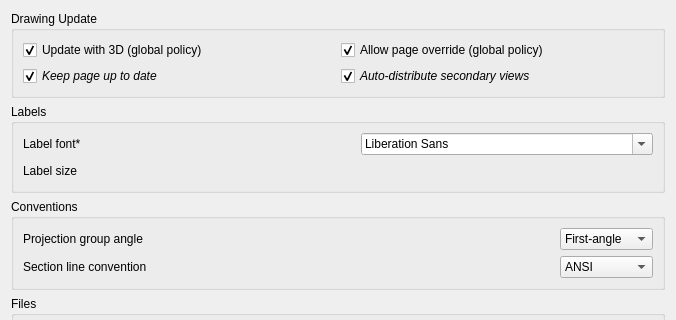
Above: src/Mod/TechDraw/Gui/DlgPrefsTechDrawGeneral.ui from southseact-3d/fcd before the change; both pictures show x 0 to 676 and y 0 to 320 of the 676 by 1200 pixel window. Below: the same form after it.
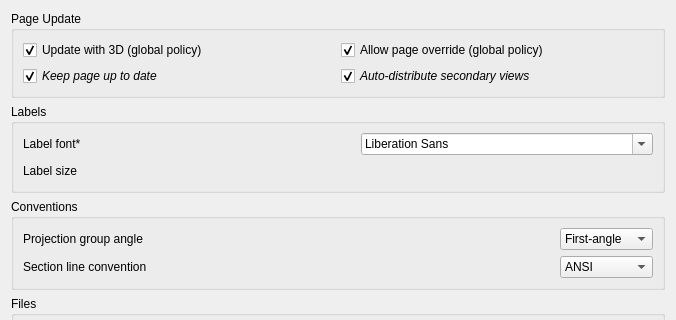
That is the form after the change. Custom widgets are drawn as their Qt base class.

Commit message: GUI: Fix some translatable text (#24289)

What changed in the file:
```diff
--- a/src/Mod/TechDraw/Gui/DlgPrefsTechDrawGeneral.ui
+++ b/src/Mod/TechDraw/Gui/DlgPrefsTechDrawGeneral.ui
@@ -32,7 +32,7 @@
       </sizepolicy>
      </property>
      <property name="title">
-      <string>Drawing Update</string>
+      <string>Page Update</string>
      </property>
      <layout class="QVBoxLayout" name="verticalLayout_2">
       <item>
```
Left out of the diff: 2 changed lines with no effect on the pictures. The commit also changes 6 other files.
